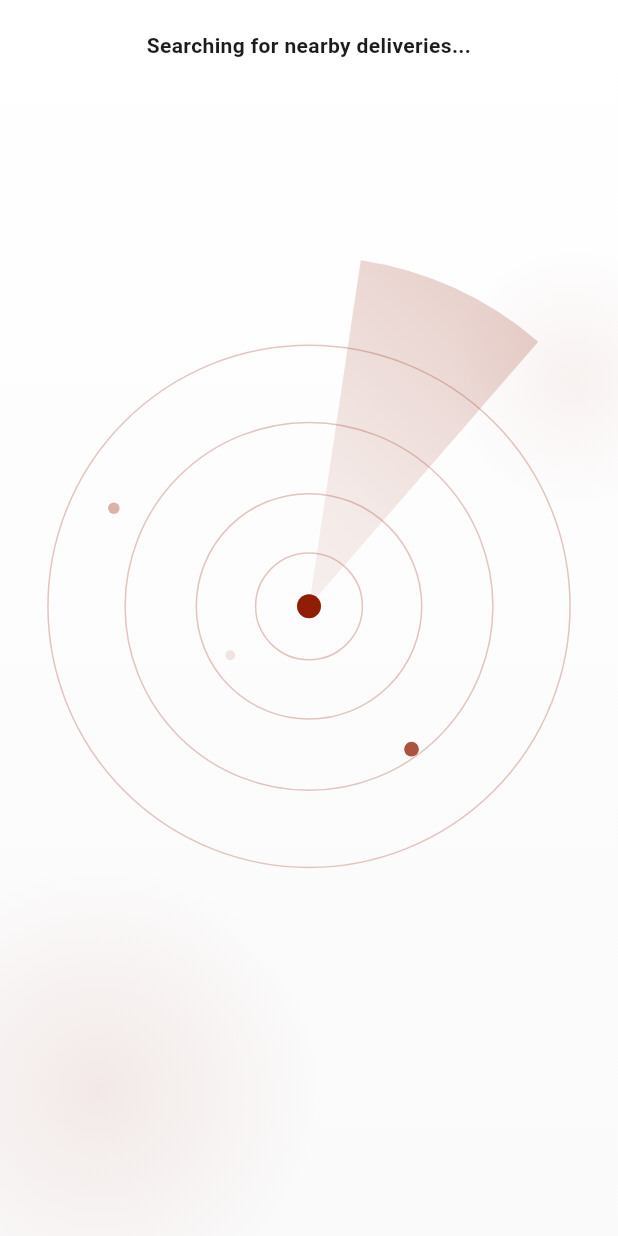
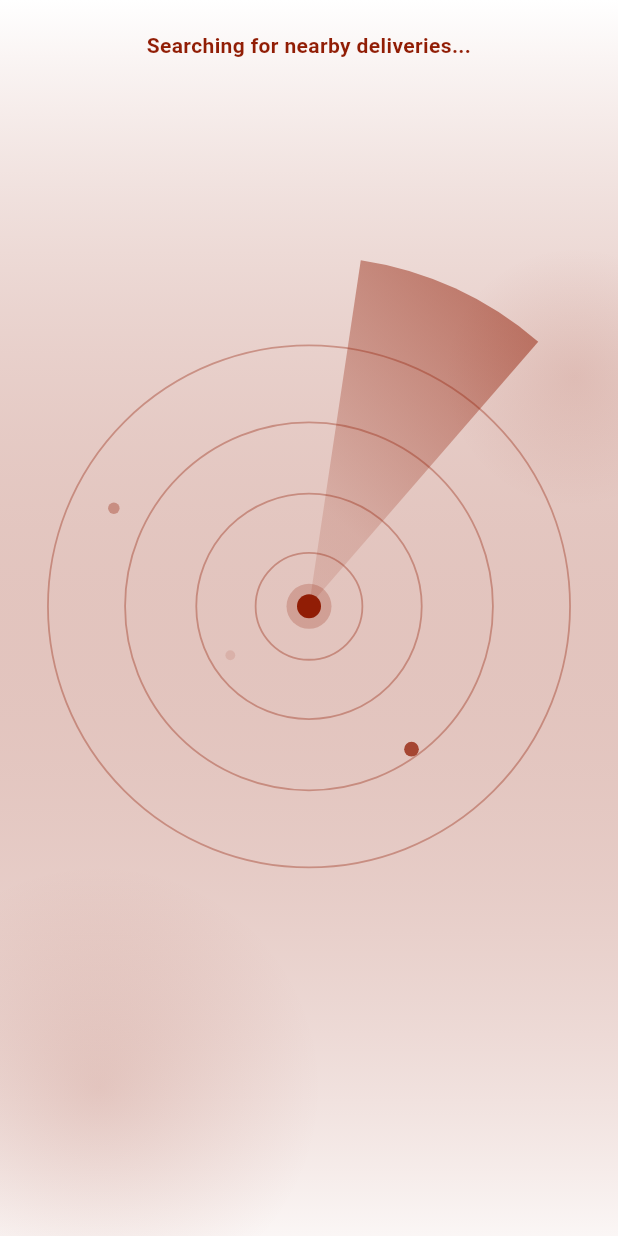
Before and after one commit to rajeh1032/delivery-tracker, a Flutter app: the DeliveriesSearchingRadar widget shown alone on an empty page, opened directly, on a phone screen of 412 x 824 dp. Run offline on Flutter 3.47's test engine with Material 3 defaults, Android fonts, the phone set to English and light mode, and no system bars; our stand-ins replace dio, equatable, flutter_bloc, get_it, hive, image_picker and 5 more; accounts and stored records are empty; generated files the repository leaves out were written again; network calls fail.

Commit message:
style(radar): apply deep rich red palette and enhanced beacon aura to DeliveriesSearchingRadar

```diff
--- a/mobile/lib/features/delivery/presentation/widgets/radar/deliveries_searching_radar.dart
+++ b/mobile/lib/features/delivery/presentation/widgets/radar/deliveries_searching_radar.dart
@@ -36,12 +36,11 @@ class _DeliveriesSearchingRadarState extends State<DeliveriesSearchingRadar>
 
   @override
   Widget build(BuildContext context) {
-    final theme = Theme.of(context);
-    final colorScheme = theme.colorScheme;
+    const brandRed = AppColors.primary;
     final beamColors = [
-      colorScheme.primary.withValues(alpha: 0),
-      colorScheme.primary.withValues(alpha: 0.08),
-      colorScheme.primary.withValues(alpha: 0.20),
+      brandRed.withValues(alpha: 0),
+      brandRed.withValues(alpha: 0.15),
+      brandRed.withValues(alpha: 0.50),
     ];
 
     return LayoutBuilder(
@@ -55,8 +54,8 @@ class _DeliveriesSearchingRadarState extends State<DeliveriesSearchingRadar>
                     begin: Alignment.topCenter,
                     end: Alignment.bottomCenter,
                     colors: [
-                      colorScheme.surface,
-                      AppColors.mapBackdrop,
+                      AppColors.surface,
+                      brandRed.withValues(alpha: 0.04),
                     ],
                   ),
                 ),
@@ -67,7 +66,7 @@ class _DeliveriesSearchingRadarState extends State<DeliveriesSearchingRadar>
               bottom: -constraints.maxHeight * 0.06,
               child: RadarZoneGlow(
                 size: constraints.maxWidth * 0.72,
-                color: colorScheme.primary.withValues(alpha: 0.08),
+                color: brandRed.withValues(alpha: 0.14),
               ),
             ),
             Positioned(
@@ -75,7 +74,7 @@ class _DeliveriesSearchingRadarState extends State<DeliveriesSearchingRadar>
               top: constraints.maxHeight * 0.20,
               child: RadarZoneGlow(
                 size: constraints.maxWidth * 0.42,
-                color: colorScheme.primary.withValues(alpha: 0.05),
+                color: brandRed.withValues(alpha: 0.10),
               ),
             ),
             Positioned.fill(
@@ -86,8 +85,8 @@ class _DeliveriesSearchingRadarState extends State<DeliveriesSearchingRadar>
                   painter: RadarSweepPainter(
                     sweepAngle: _controller.value * math.pi * 2,
                     beamColors: beamColors,
-                    dotColor: colorScheme.primary,
-                    ringColor: colorScheme.primary.withValues(alpha: 0.25),
+                    dotColor: brandRed,
+                    ringColor: brandRed.withValues(alpha: 0.35),
                   ),
                 ),
               ),
@@ -102,7 +101,7 @@ class _DeliveriesSearchingRadarState extends State<DeliveriesSearchingRadar>
                   textAlign: TextAlign.center,
                   style: context.textStyles.titleSmall.copyWith(
                     fontWeight: FontWeight.w700,
-                    color: AppColors.textPrimary,
+                    color: brandRed,
                   ),
                 ),
               ),
--- a/mobile/lib/features/delivery/presentation/widgets/radar/radar_sweep_painter.dart
+++ b/mobile/lib/features/delivery/presentation/widgets/radar/radar_sweep_painter.dart
@@ -28,7 +28,7 @@ class RadarSweepPainter extends CustomPainter {
 
     final ringPaint = Paint()
       ..style = PaintingStyle.stroke
-      ..strokeWidth = 1.0
+      ..strokeWidth = 1.2
       ..color = ringColor;
 
     for (final factor in [0.18, 0.38, 0.62, 0.88]) {
@@ -69,6 +69,8 @@ class RadarSweepPainter extends CustomPainter {
     canvas.drawPath(gradientTailPath, gradientTailPaint);
     canvas.restore();
 
+    final haloPaint = Paint()..color = dotColor.withValues(alpha: 0.22);
+    canvas.drawCircle(center, 15.0, haloPaint);
     final dotPaint = Paint()..color = dotColor;
     canvas.drawCircle(center, 8.0, dotPaint);
 
```
